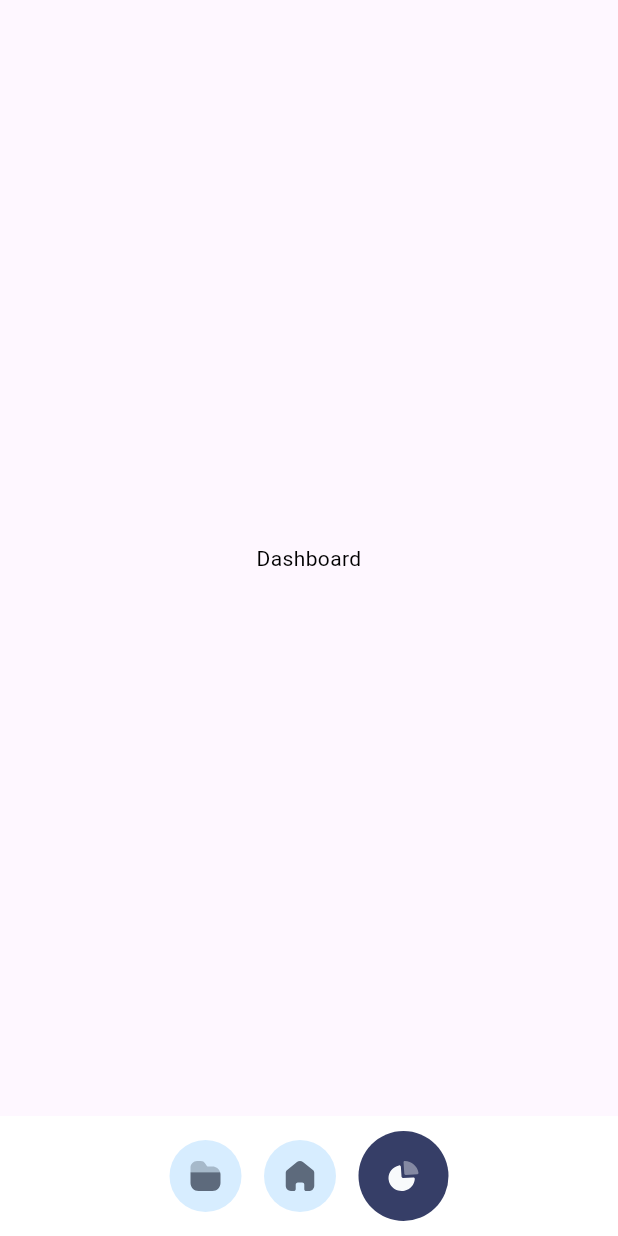
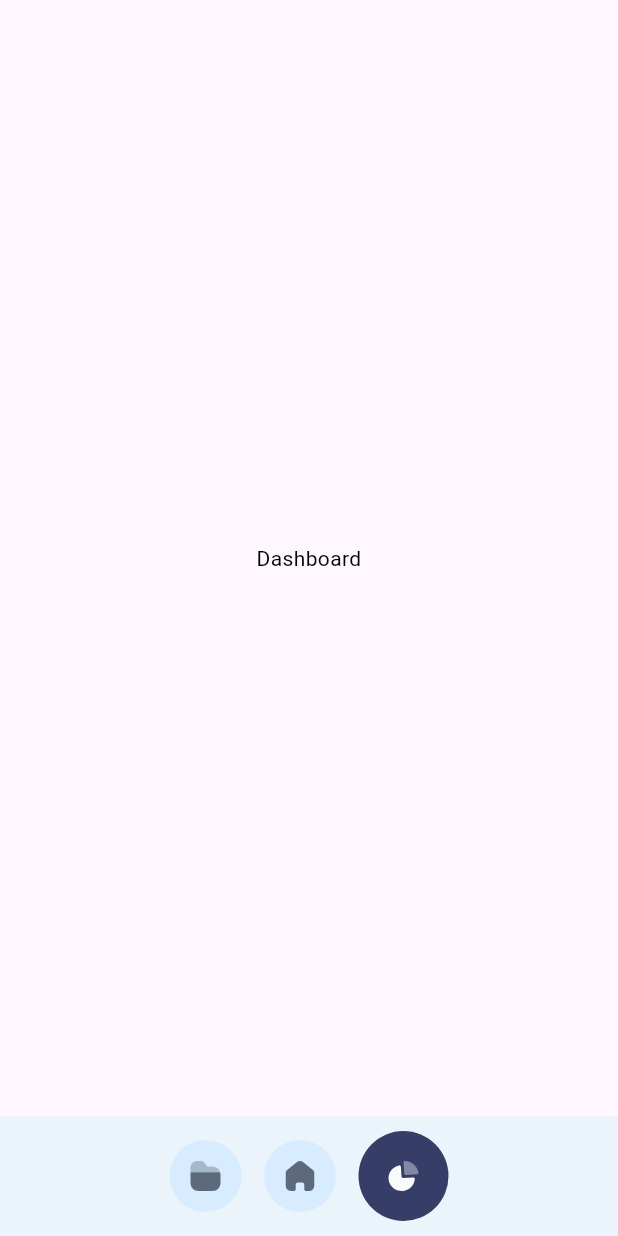
Before and after one commit to basykvitaliy/Aroya, a Flutter app: the screen it shows after launch, after a tap on an icon or button, on a phone screen of 412 x 824 dp. Run offline on Flutter 3.47's test engine with Material 3 defaults, Android fonts, the phone set to English and light mode, and no system bars; our stand-ins replace flutter_riverpod, flutter_svg, google_fonts.

Commit message:
feat: enhanced UI with background, category items, and user card
- Added a background image to the settings page.
- Implemented `CategoryItemWidget` to be tappable.
- Added `UsersCardWidget` in `SettingsPage`.
- Added a new background color to `ColorsApp`.
- Changed the default `selectedIndex` in `BottomMenuNotifier` to 1.
- Updated the `bottomNavigationBar` color to use `ColorsApp.background`.
- Changed the `mainAxisAlignment` in `AppBarWidget` to `spaceBetween`.
- Added new background image.

```diff
--- a/lib/ui/screens/bottom_menu/bottom_menu.dart
+++ b/lib/ui/screens/bottom_menu/bottom_menu.dart
@@ -33,7 +33,7 @@ class BottomMenu extends ConsumerWidget {
       ),
       bottomNavigationBar: Container(
         decoration: BoxDecoration(
-          color: Colors.white,
+          color: ColorsApp.background,
         ),
         child: Padding(
           padding: const EdgeInsets.symmetric(vertical: 10, horizontal: 20),
--- a/lib/ui/screens/bottom_menu/bottom_menu_notifier.dart
+++ b/lib/ui/screens/bottom_menu/bottom_menu_notifier.dart
@@ -9,6 +9,6 @@ class BottomMenuNotifier extends StateNotifier<AppState> {
 
   final Ref ref;
 
-  final selectedIndex = StateProvider<int>((ref) => 0);
+  final selectedIndex = StateProvider<int>((ref) => 1);
 
 }
--- a/lib/ui/screens/settings/settings_page.dart
+++ b/lib/ui/screens/settings/settings_page.dart
@@ -1,6 +1,8 @@
 import 'package:aroya/di/providers_di.dart';
 import 'package:aroya/ui/style/colors.dart';
 import 'package:aroya/ui/widgets/app_bar_widget.dart';
+import 'package:aroya/ui/widgets/category_item_widget.dart';
+import 'package:aroya/ui/widgets/users_card_widget.dart';
 import 'package:flutter/material.dart';
 import 'package:flutter_riverpod/flutter_riverpod.dart';
 import 'package:flutter_svg/svg.dart';
@@ -16,21 +18,65 @@ class SettingsPage extends ConsumerWidget {
     final controller = ref.read(settingsProvider.notifier);
 
     return Scaffold(
-      backgroundColor: ColorsApp.mainDarkBlue,
+      backgroundColor: ColorsApp.background,
       body: Builder(builder: (context) {
         switch (settingsState) {
           case AppState.loading:
             // TODO: Handle this case.
             throw UnimplementedError();
           case AppState.success:
-            return Center(
-              child: AppBarWidget(
-                leadingIcon: "assets/icons/notification.svg",
-                trailingIcon: "assets/icons/menu.svg",
-                onLeadingIconTap: () {},
-                onTrailingIconTap: () {},
+            return Stack(children: [
+              SizedBox(
+                child: Image.asset(
+                  "assets/images/bg.png",
+                ),
               ),
-            );
+              Column(
+                mainAxisAlignment: MainAxisAlignment.spaceBetween,
+                crossAxisAlignment: CrossAxisAlignment.center,
+                children: [
+                  SizedBox(height: 60),
+                  AppBarWidget(
+                    leadingIcon: "assets/icons/notification.svg",
+                    trailingIcon: "assets/icons/menu.svg",
+                    onLeadingIconTap: () {},
+                    onTrailingIconTap: () {},
+                  ),
+                  SizedBox(height: 60),
+                  UsersCardWidget(isHaveCard: true),
+
+                  Container(
+                    margin: EdgeInsets.symmetric(vertical: 18),
+                    child: Text(
+                      "פעולות בחשבון",
+                      style: TextStyle(
+                        color: ColorsApp.mainDarkBlue,
+                        fontSize: 16,
+                        fontWeight: FontWeight.bold,
+                      ),
+                    ),
+                  ),
+                  Expanded(
+                    child: ListView.builder(
+                      itemCount: 10,
+                      shrinkWrap: false,
+                      padding: EdgeInsets.zero,
+                      scrollDirection: Axis.vertical,
+                      physics: BouncingScrollPhysics(),
+                      itemBuilder: (context, index) {
+                        return Container(
+                            margin: EdgeInsets.symmetric(vertical: 6),
+                            child: CategoryItemWidget(
+                                title: "כללי משיכה",
+                                onTap: () {}
+                            ),
+                        );
+                      },
+                    ),
+                  )
+                ],
+              ),
+            ]);
           case AppState.error:
             // TODO: Handle this case.
             throw UnimplementedError();
--- a/lib/ui/style/colors.dart
+++ b/lib/ui/style/colors.dart
@@ -25,6 +25,7 @@ class ColorsApp {
   static const Color greyScale100 = Color(0xFFF2F5F9);
   static const Color greyScale50 = Color(0xFFF8FAFC);
   static const Color white = Color(0xFFFFFFFF);
+  static const Color background = Color(0xFFECF4FB);
 
   /// Gradient
   static const Color gradientEnd2 = Color(0xFF114950);
--- a/lib/ui/widgets/app_bar_widget.dart
+++ b/lib/ui/widgets/app_bar_widget.dart
@@ -19,7 +19,7 @@ class AppBarWidget extends StatelessWidget {
   @override
   Widget build(BuildContext context) {
     return Row(
-      mainAxisAlignment: MainAxisAlignment.spaceAround,
+      mainAxisAlignment: MainAxisAlignment.spaceBetween,
       crossAxisAlignment: CrossAxisAlignment.center,
       children: [
         IconButton(
--- a/lib/ui/widgets/category_item_widget.dart
+++ b/lib/ui/widgets/category_item_widget.dart
@@ -8,14 +8,18 @@ class CategoryItemWidget extends StatelessWidget {
     super.key,
     required this.title,
     this.height = 60,
+    required this.onTap,
   });
 
   String title;
   double height;
+  VoidCallback onTap;
 
   @override
   Widget build(BuildContext context) {
-    return Container(
+    return GestureDetector(
+      onTap: onTap,
+      child: Container(
         margin: EdgeInsets.symmetric(horizontal: 20),
         child: Stack(
           alignment: Alignment.centerRight,
@@ -58,6 +62,7 @@ class CategoryItemWidget extends StatelessWidget {
             )
           ],
         ),
+      ),
     );
   }
 }
```
Also changed, not shown: assets/images/bg.png (added). Lines whose indentation alone changed are shown as unchanged.
